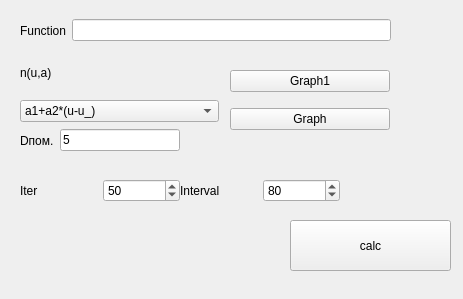
antonshilov/MAD4, file form.ui: the form before one commit.
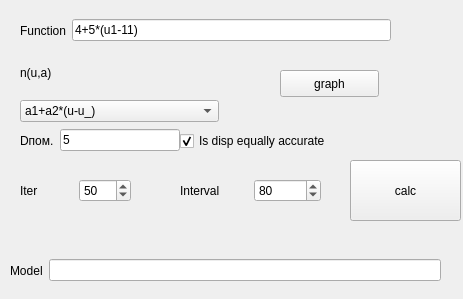
The form after the commit.

Commit message: added models and dispersion equality.

```diff
--- a/form.ui
+++ b/form.ui
@@ -82,7 +82,7 @@
     <rect>
      <x>20</x>
      <y>160</y>
-     <width>160</width>
+     <width>111</width>
      <height>61</height>
     </rect>
    </property>
@@ -111,7 +111,7 @@
     <rect>
      <x>180</x>
      <y>160</y>
-     <width>160</width>
+     <width>141</width>
      <height>61</height>
     </rect>
    </property>
@@ -135,39 +135,13 @@
     </item>
    </layout>
   </widget>
-  <widget class="QWidget" name="verticalLayoutWidget_2">
-   <property name="geometry">
-    <rect>
-     <x>230</x>
-     <y>60</y>
-     <width>160</width>
-     <height>80</height>
-    </rect>
-   </property>
-   <layout class="QVBoxLayout" name="verticalLayout_2">
-    <item>
-     <widget class="QPushButton" name="pushButton">
-      <property name="text">
-       <string>Graph1</string>
-      </property>
-     </widget>
-    </item>
-    <item>
-     <widget class="QPushButton" name="pushButton_2">
-      <property name="text">
-       <string>Graph</string>
-      </property>
-     </widget>
-    </item>
-   </layout>
-  </widget>
   <widget class="QPushButton" name="calc_btn">
    <property name="geometry">
     <rect>
-     <x>290</x>
-     <y>220</y>
-     <width>161</width>
-     <height>51</height>
+     <x>350</x>
+     <y>160</y>
+     <width>111</width>
+     <height>61</height>
     </rect>
    </property>
    <property name="text">
@@ -192,10 +166,72 @@
      </widget>
     </item>
     <item>
-     <widget class="QLineEdit" name="object_function"/>
+     <widget class="QLineEdit" name="object_function">
+      <property name="text">
+       <string>4+5*(u1-11)</string>
+      </property>
+     </widget>
     </item>
    </layout>
   </widget>
+  <widget class="QCheckBox" name="is_eq_acc">
+   <property name="geometry">
+    <rect>
+     <x>180</x>
+     <y>130</y>
+     <width>191</width>
+     <height>22</height>
+    </rect>
+   </property>
+   <property name="text">
+    <string>Is disp equally accurate</string>
+   </property>
+   <property name="checked">
+    <bool>true</bool>
+   </property>
+  </widget>
+  <widget class="QWidget" name="horizontalLayoutWidget_5">
+   <property name="geometry">
+    <rect>
+     <x>10</x>
+     <y>250</y>
+     <width>431</width>
+     <height>41</height>
+    </rect>
+   </property>
+   <layout class="QHBoxLayout" name="horizontalLayout_5">
+    <item>
+     <widget class="QLabel" name="label_6">
+      <property name="text">
+       <string>Model</string>
+      </property>
+     </widget>
+    </item>
+    <item>
+     <widget class="QLineEdit" name="model_function">
+      <property name="text">
+       <string/>
+      </property>
+      <property name="readOnly">
+       <bool>true</bool>
+      </property>
+     </widget>
+    </item>
+   </layout>
+  </widget>
+  <widget class="QPushButton" name="graph">
+   <property name="geometry">
+    <rect>
+     <x>280</x>
+     <y>70</y>
+     <width>99</width>
+     <height>27</height>
+    </rect>
+   </property>
+   <property name="text">
+    <string>graph</string>
+   </property>
+  </widget>
  </widget>
  <resources/>
  <connections/>
```
Left out of the diff: 4 changed lines with no effect on the pictures. The commit also changes 4 other files.
